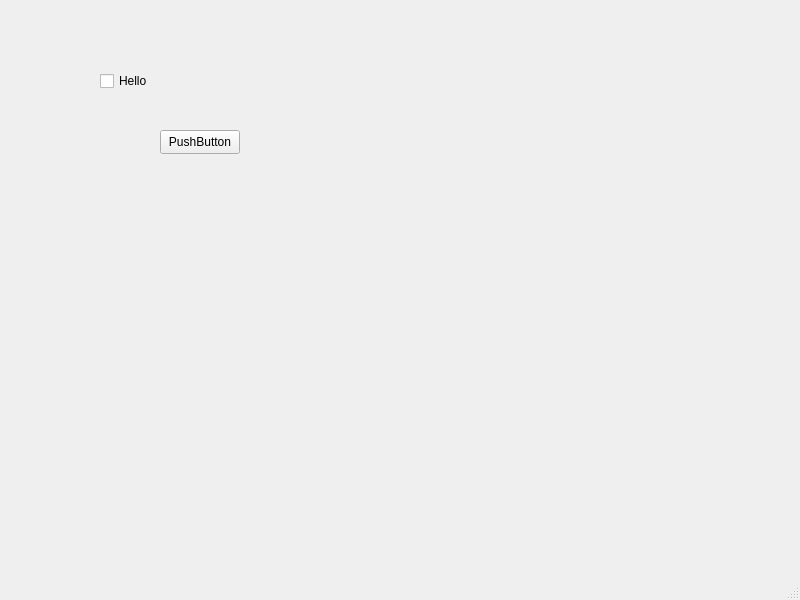
Old version of the form SquareHackathon/mainwindow.ui in the repository rbrueda/System-of-Style.
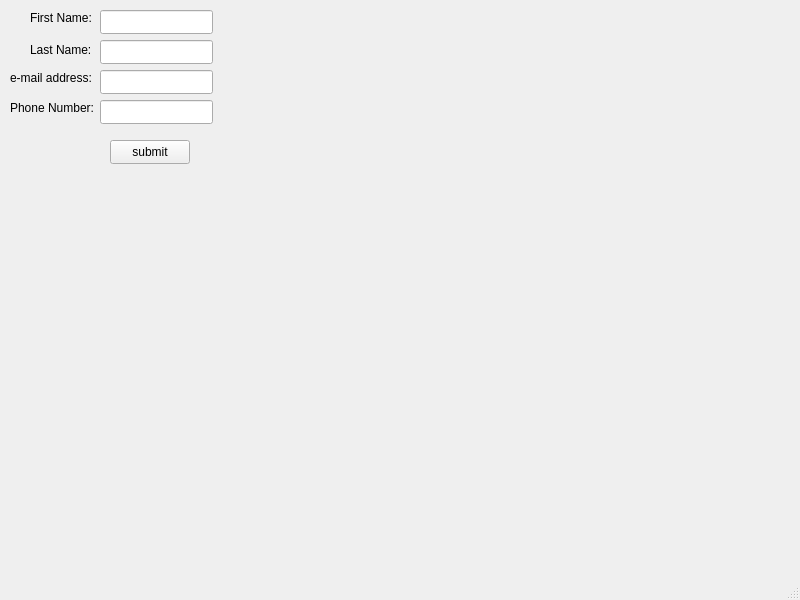
New version of the form.

```diff
--- a/SquareHackathon/mainwindow.ui
+++ b/SquareHackathon/mainwindow.ui
@@ -14,30 +14,109 @@
    <string>MainWindow</string>
   </property>
   <widget class="QWidget" name="centralwidget">
-   <widget class="QCheckBox" name="checkBox">
+   <widget class="QLineEdit" name="firstName">
     <property name="geometry">
      <rect>
       <x>100</x>
+      <y>10</y>
+      <width>113</width>
+      <height>24</height>
+     </rect>
+    </property>
+   </widget>
+   <widget class="QLineEdit" name="lastName">
+    <property name="geometry">
+     <rect>
+      <x>100</x>
+      <y>40</y>
+      <width>113</width>
+      <height>24</height>
+     </rect>
+    </property>
+   </widget>
+   <widget class="QLineEdit" name="email">
+    <property name="geometry">
+     <rect>
+      <x>100</x>
       <y>70</y>
-      <width>77</width>
-      <height>22</height>
+      <width>113</width>
+      <height>24</height>
      </rect>
     </property>
+   </widget>
+   <widget class="QLabel" name="txt_FirstName">
+    <property name="geometry">
+     <rect>
+      <x>30</x>
+      <y>10</y>
+      <width>71</width>
+      <height>16</height>
+     </rect>
+    </property>
     <property name="text">
-     <string>Hello</string>
+     <string>First Name:</string>
     </property>
    </widget>
-   <widget class="QPushButton" name="pushButton">
+   <widget class="QLabel" name="txt_LastName">
     <property name="geometry">
      <rect>
-      <x>160</x>
-      <y>130</y>
+      <x>30</x>
+      <y>40</y>
+      <width>61</width>
+      <height>20</height>
+     </rect>
+    </property>
+    <property name="text">
+     <string>Last Name:</string>
+    </property>
+   </widget>
+   <widget class="QLabel" name="txt_email">
+    <property name="geometry">
+     <rect>
+      <x>10</x>
+      <y>70</y>
+      <width>91</width>
+      <height>16</height>
+     </rect>
+    </property>
+    <property name="text">
+     <string>e-mail address:</string>
+    </property>
+   </widget>
+   <widget class="QPushButton" name="submit">
+    <property name="geometry">
+     <rect>
+      <x>110</x>
+      <y>140</y>
       <width>80</width>
       <height>24</height>
      </rect>
     </property>
     <property name="text">
-     <string>PushButton</string>
+     <string>submit</string>
+    </property>
+   </widget>
+   <widget class="QLineEdit" name="phoneNumber">
+    <property name="geometry">
+     <rect>
+      <x>100</x>
+      <y>100</y>
+      <width>113</width>
+      <height>24</height>
+     </rect>
+    </property>
+   </widget>
+   <widget class="QLabel" name="txt_phoneNumber">
+    <property name="geometry">
+     <rect>
+      <x>10</x>
+      <y>100</y>
+      <width>91</width>
+      <height>16</height>
+     </rect>
+    </property>
+    <property name="text">
+     <string>Phone Number:</string>
     </property>
    </widget>
   </widget>
```
